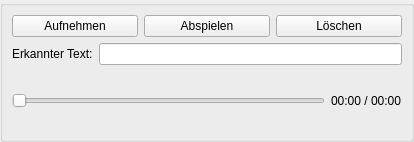
Before: the Qt Designer form src/SimonLib/Sound/recwidget.ui in KDE/simon, drawn with Qt 5.
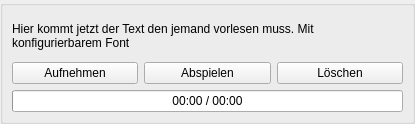
After: the same form once the commit is applied. Icons and pictures are not drawn.

Commit message: Begin to work on the new RecWidget. Restructuring the main-ui - again. Beginning to implement a passive progress/status solution following the integrated look.

```diff
--- a/src/SimonLib/Sound/recwidget.ui
+++ b/src/SimonLib/Sound/recwidget.ui
@@ -5,8 +5,8 @@
    <rect>
     <x>0</x>
     <y>0</y>
-    <width>414</width>
-    <height>142</height>
+    <width>415</width>
+    <height>124</height>
    </rect>
   </property>
   <property name="windowTitle" >
@@ -30,7 +30,17 @@
      <property name="title" >
       <string/>
      </property>
-     <layout class="QVBoxLayout" >
+     <layout class="QVBoxLayout" name="verticalLayout" >
+      <item>
+       <widget class="QLabel" name="lbPrompt" >
+        <property name="text" >
+         <string>Hier kommt jetzt der Text den jemand vorlesen muss. Mit konfigurierbarem Font</string>
+        </property>
+        <property name="wordWrap" >
+         <bool>true</bool>
+        </property>
+       </widget>
+      </item>
       <item>
        <layout class="QHBoxLayout" >
         <item>
@@ -72,36 +82,14 @@
        </layout>
       </item>
       <item>
-       <layout class="QHBoxLayout" >
-        <item>
-         <widget class="QLabel" name="lbRecognisedText" >
-          <property name="text" >
-           <string>Erkannter Text:</string>
-          </property>
-         </widget>
-        </item>
-        <item>
-         <widget class="QLineEdit" name="leRecognisedText" />
-        </item>
-       </layout>
-      </item>
-      <item>
-       <layout class="QHBoxLayout" >
-        <item>
-         <widget class="QSlider" name="hsProgress" >
-          <property name="orientation" >
-           <enum>Qt::Horizontal</enum>
-          </property>
-         </widget>
-        </item>
-        <item>
-         <widget class="QLabel" name="lbProgress" >
-          <property name="text" >
-           <string>00:00 / 00:00</string>
-          </property>
-         </widget>
-        </item>
-       </layout>
+       <widget class="QProgressBar" name="pbProgress" >
+        <property name="value" >
+         <number>0</number>
+        </property>
+        <property name="format" >
+         <string>00:00 / 00:00</string>
+        </property>
+       </widget>
       </item>
      </layout>
     </widget>
```
Left out of the diff: 22 changed lines with no effect on the pictures. The commit also changes 15 other files.
